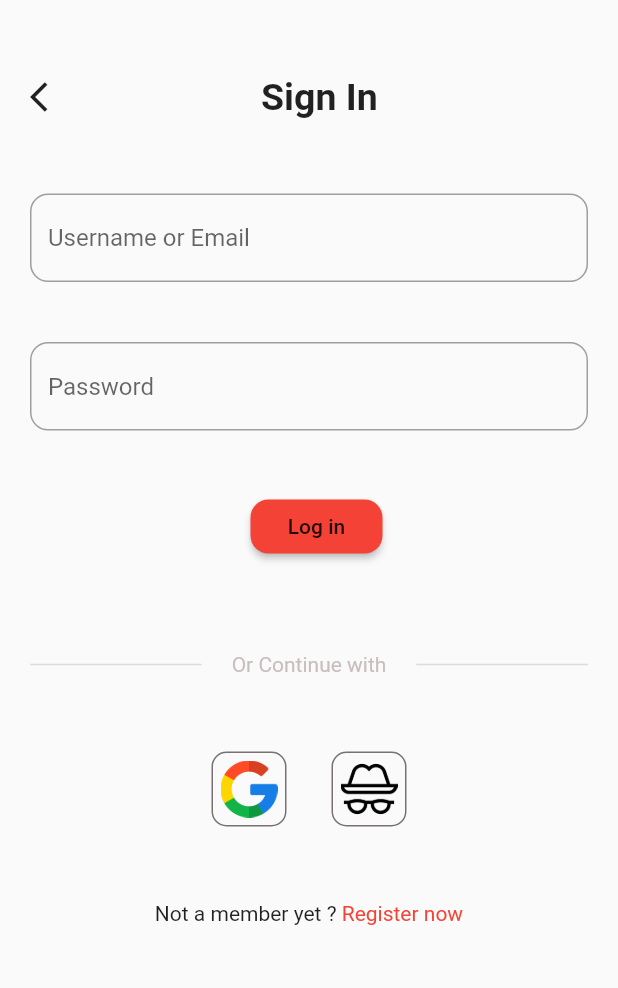
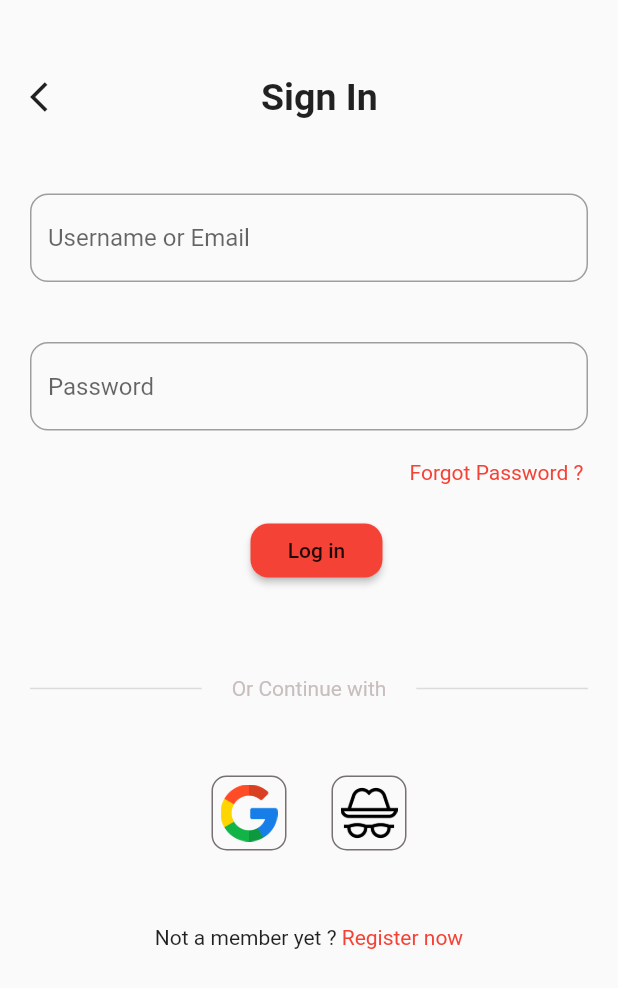
Before and after one commit to AzorAha1/Lifematch, a Flutter app: the screen it shows after launch, after a tap on "Sign In", on a phone screen of 412 x 824 dp. Shown: the top 988 px of the screen. Run offline on Flutter 3.47's test engine with Material 2 defaults, Android fonts, the light colour scheme and no system bars; our stand-ins replace cloud_firestore, firebase_auth, firebase_core, google_fonts, google_sign_in; missing offline and left inert: switcher; accounts and stored records are empty; network calls fail.

Commit message:
adding forgot password page to reset forgotten password

```diff
--- a/lib/main.dart
+++ b/lib/main.dart
@@ -2,6 +2,7 @@ import 'package:firebase_core/firebase_core.dart';
 import 'package:flutter/material.dart';
 import 'package:lifematch/screens/Signin.dart';
 import 'package:lifematch/screens/Signup.dart';
+import 'package:lifematch/screens/forgotpassword.dart';
 import 'package:lifematch/screens/home.dart';
 import 'package:lifematch/screens/mainpage.dart';
 import 'package:cloud_firestore/cloud_firestore.dart';
@@ -32,6 +33,7 @@ class _MyAppState extends State<MyApp> {
         '/signin': (context) => Signin(),
         '/signup': (context) => Signup(),
         '/home':(context) => Homepage(),
+        '/forgotpassword':(context) => Forgotpassword(),
       },
     );
   }
--- a/lib/screens/Signin.dart
+++ b/lib/screens/Signin.dart
@@ -73,6 +73,14 @@ class _SigninState extends State<Signin> {
                     onChanged: (value) => password = value,
                     decoration: ktextformfield.copyWith(
                         hintText: 'Password', hintStyle: GoogleFonts.aBeeZee()),
+                  ),
+                ),
+
+                Padding(
+                  padding: const EdgeInsets.only(left: 250),
+                  child: InkWell(
+                    onTap: () => Navigator.pushReplacementNamed(context, '/forgotpassword'),
+                    child: Text('Forgot Password ?',style: GoogleFonts.aBeeZee(color: Colors.red),),
                   ),
                 ),
                 SizedBox(
```
Also changed, not shown: lib/screens/forgotpassword.dart (added, +31 -0 lines), lib/screens/home.dart (+23 -9 lines).
